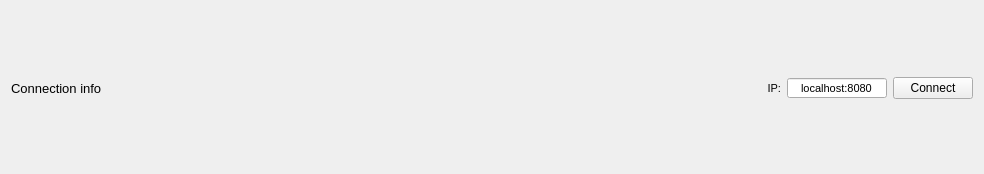
This is UiFiles/connectionBar.ui in knr-auv/PC_GUI as Qt 5 draws it before an edit. The edited form follows.
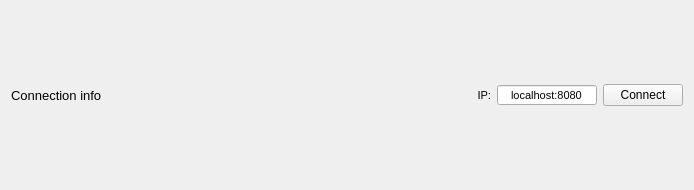
This is the edited form.

Commit message: added displaying connection info functionality

Patch:
```diff
--- a/UiFiles/connectionBar.ui
+++ b/UiFiles/connectionBar.ui
@@ -6,12 +6,12 @@
    <rect>
     <x>0</x>
     <y>0</y>
-    <width>984</width>
-    <height>174</height>
+    <width>694</width>
+    <height>190</height>
    </rect>
   </property>
   <property name="sizePolicy">
-   <sizepolicy hsizetype="Preferred" vsizetype="Maximum">
+   <sizepolicy hsizetype="Fixed" vsizetype="Fixed">
     <horstretch>0</horstretch>
     <verstretch>0</verstretch>
    </sizepolicy>
@@ -38,6 +38,9 @@
    <property name="sizeConstraint">
     <enum>QLayout::SetDefaultConstraint</enum>
    </property>
+   <property name="topMargin">
+    <number>9</number>
+   </property>
    <property name="bottomMargin">
     <number>9</number>
    </property>
```
The commit also changes 2 other files.
